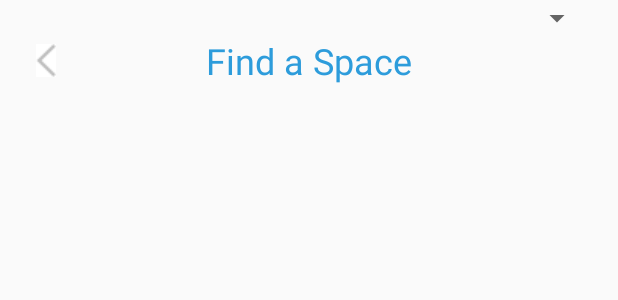
After one commit to vs6063/Atlas, an Android app: the layout activity_space.xml on its own in the app's theme, with its tools: preview values and no code run, on a phone screen of 412 x 824 dp. The commit adds this screen. Shown: the top 300 px of the screen. Run offline under Robolectric (Android 15) with nearby library versions, the phone set to English and light mode, and no system bars.

Commit message:
implementing space button pages

```diff
--- a/app/src/main/AndroidManifest.xml
+++ b/app/src/main/AndroidManifest.xml
@@ -20,10 +20,12 @@
             <intent-filter>
                 <action android:name="android.intent.action.SEARCH" />
             </intent-filter>
+
             <meta-data
                 android:name="android.app.searchable"
                 android:resource="@xml/searchable" />
         </activity>
+        <activity android:name=".FindActivity"></activity>
     </application>
 
 </manifest>
--- /dev/null
+++ b/app/src/main/res/layout/activity_space.xml
@@ -0,0 +1,41 @@
+<?xml version="1.0" encoding="utf-8"?>
+<android.support.constraint.ConstraintLayout xmlns:android="http://schemas.android.com/apk/res/android"
+    xmlns:app="http://schemas.android.com/apk/res-auto"
+    xmlns:tools="http://schemas.android.com/tools"
+    android:layout_width="match_parent"
+    android:layout_height="match_parent"
+    tools:context="com.team4.atlas.SpaceActivity">
+
+    <TextView
+        android:id="@+id/textView"
+        android:layout_width="wrap_content"
+        android:layout_height="wrap_content"
+        android:layout_marginEnd="8dp"
+        android:layout_marginStart="8dp"
+        android:layout_marginTop="24dp"
+        android:fontFamily="roboto"
+        android:text="Find a Space"
+        android:textColor="#2D9CDB"
+        android:textSize="24sp"
+        app:layout_constraintEnd_toEndOf="parent"
+        app:layout_constraintStart_toStartOf="parent"
+        app:layout_constraintTop_toTopOf="parent" />
+
+    <ImageButton
+        android:id="@+id/imageButton3"
+        android:layout_width="wrap_content"
+        android:layout_height="wrap_content"
+        android:layout_marginStart="24dp"
+        android:background="#0000"
+        android:src="@drawable/back"
+        app:layout_constraintBottom_toBottomOf="@+id/textView"
+        app:layout_constraintStart_toStartOf="parent"
+        app:layout_constraintTop_toTopOf="@+id/textView" />
+
+    <Spinner
+        android:id="@+id/location_spinner"
+        android:layout_width="395dp"
+        android:layout_height="wrap_content"
+        tools:layout_editor_absoluteX="8dp"
+        tools:layout_editor_absoluteY="107dp" />
+</android.support.constraint.ConstraintLayout>
```
Also changed, not shown: app/src/main/java/com/team4/atlas/MainActivity.java (+1 -23 lines), app/src/main/java/com/team4/atlas/SpaceActivity.java (added, +24 -0 lines), app/src/main/res/layout/activity_main.xml (+27 -61 lines), app/src/main/res/values/strings.xml (+14 -0 lines), app/src/main/res/drawable/back.png (added).
